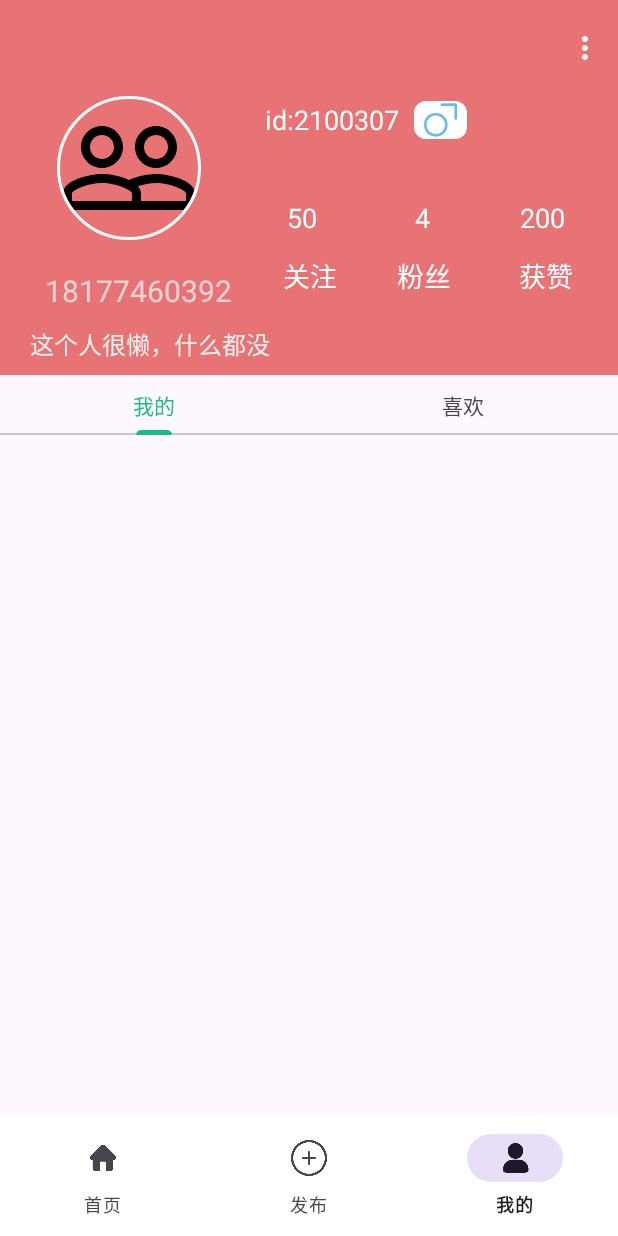
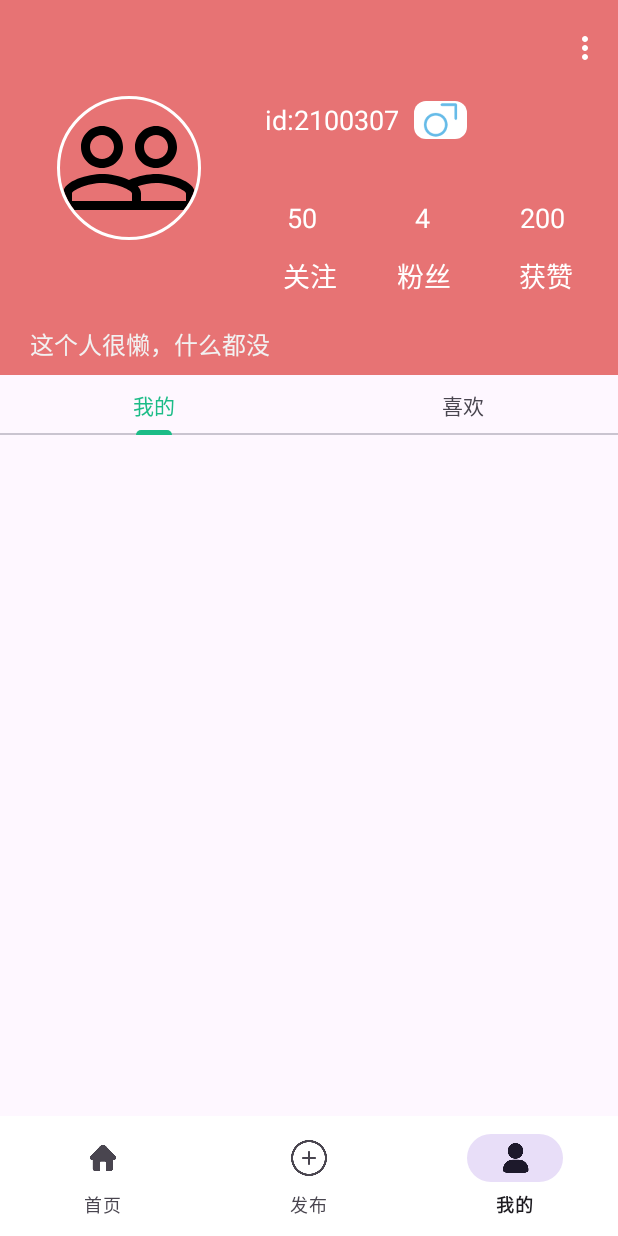
Before and after one commit to qinqin123555/PhototSharing, an Android app: the HomeFocusFragment screen opened directly, with no data from a screen before it, item 3 of the bottom bar chosen, on a phone screen of 412 x 824 dp. Run offline under Robolectric (Android 15) with nearby library versions, the phone set to English and light mode, and no system bars; our stand-ins replace CircleImageView; pictures from the network do not load; 1 statement that could not run was skipped.

Commit message:
个人中心个人信息

```diff
--- a/app/src/main/java/com/example/phototsharing/entity/PersonBean.java
+++ b/app/src/main/java/com/example/phototsharing/entity/PersonBean.java
@@ -32,7 +32,7 @@ public class PersonBean {
     public static class Data {
         private String createTime;
         private String introduce;
-        private long sex;
+        private int sex;
         private String appKey;
         private long id;
         private String avatar;
@@ -45,8 +45,8 @@ public class PersonBean {
         public String getIntroduce() { return introduce; }
         public void setIntroduce(String value) { this.introduce = value; }
 
-        public long getSex() { return sex; }
-        public void setSex(long value) { this.sex = value; }
+        public int getSex() { return sex; }
+        public void setSex(int value) { this.sex = value; }
 
         public String getAppKey() { return appKey; }
         public void setAppKey(String value) { this.appKey = value; }
--- a/app/src/main/res/layout/fragment_personal_center.xml
+++ b/app/src/main/res/layout/fragment_personal_center.xml
@@ -39,15 +39,6 @@
                         app:menu="@menu/home_topbar_menu"
                         app:popupTheme="@style/ThemeOverlay.AppCompat.Light" />
 
-                    <TextView
-                        android:id="@+id/account_home"
-                        android:layout_width="150dp"
-                        android:layout_height="25dp"
-                        android:maxLines="1"
-                        android:layout_marginTop="180dp"
-                        android:layout_marginLeft="30dp"
-                        android:textSize="20sp"
-                        android:text="18177460392" />
                 </com.google.android.material.appbar.CollapsingToolbarLayout>
 
             </com.google.android.material.appbar.AppBarLayout>
```
Also changed, not shown: app/src/main/java/com/example/phototsharing/fragment/PersonalCenterFragment.java (+68 -12 lines).
